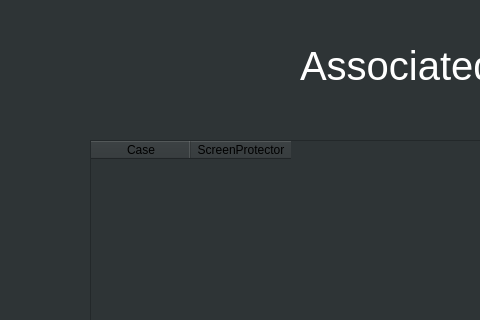
Above: Accessories.ui from JohnCMeyer/PhoneFinder before the change; both pictures show x 0 to 480 and y 0 to 320 of the 1000 by 800 pixel window. Below: the same form after it.
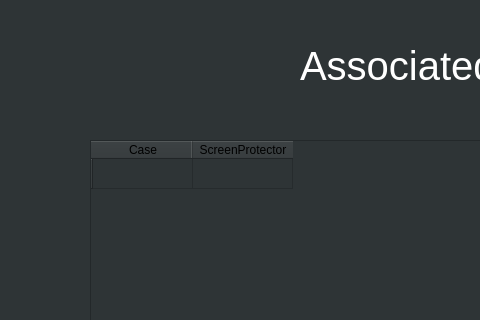
That is the form after the change.

```diff
--- a/Accessories.ui
+++ b/Accessories.ui
@@ -43,6 +43,11 @@
      <height>361</height>
     </rect>
    </property>
+   <row>
+    <property name="text">
+     <string/>
+    </property>
+   </row>
    <column>
     <property name="text">
      <string>Case</string>
```
